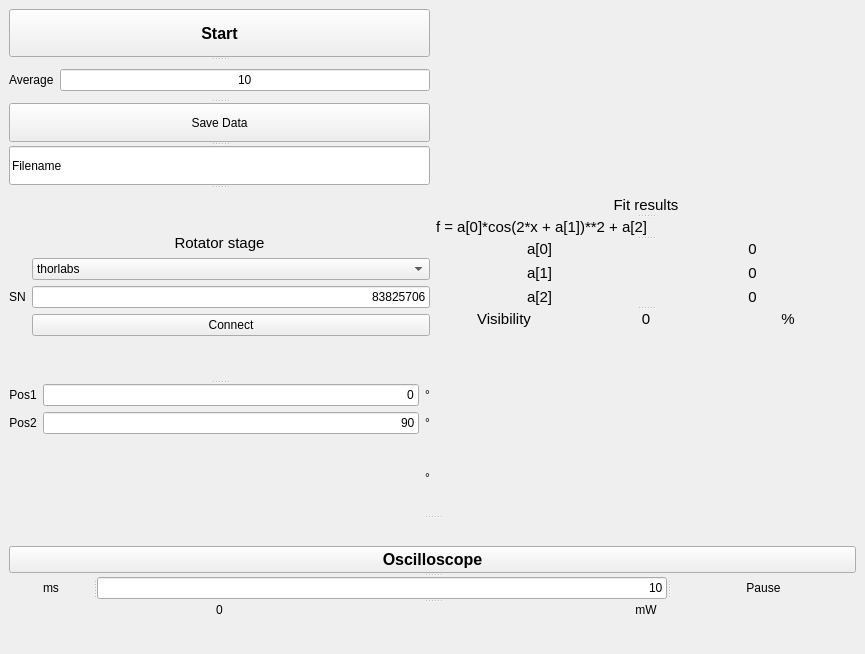
qLuxor/pylabtools, file visLCR.ui: the form before one commit.
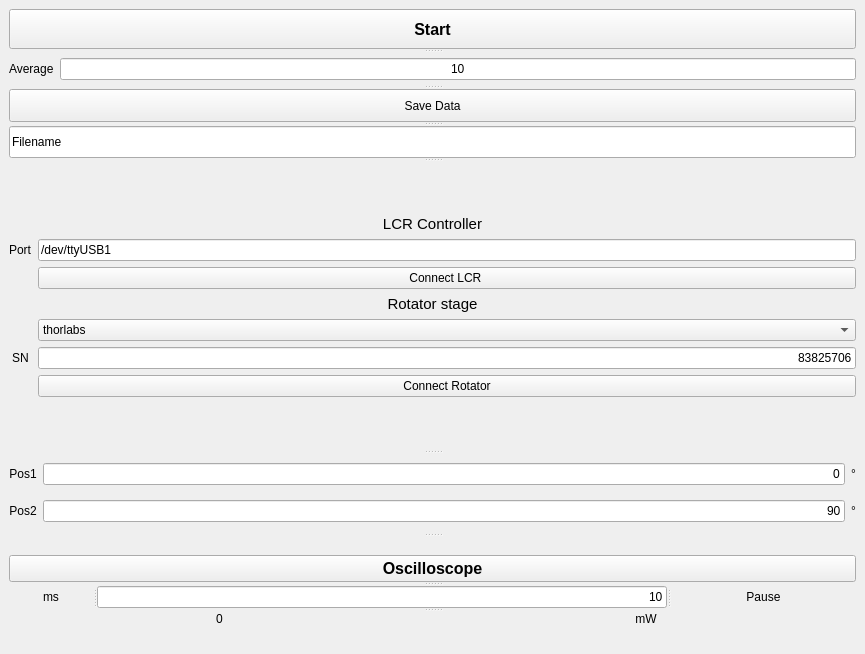
The form after the commit.

Commit message: Improvements to UI and initialization of visLCR

```diff
--- a/visLCR.ui
+++ b/visLCR.ui
@@ -97,6 +97,21 @@
               <set>Qt::AlignCenter</set>
              </property>
              <item row="0" column="0" colspan="2">
+              <widget class="QLabel" name="label_4">
+               <property name="font">
+                <font>
+                 <pointsize>11</pointsize>
+                </font>
+               </property>
+               <property name="text">
+                <string>LCR Controller</string>
+               </property>
+               <property name="alignment">
+                <set>Qt::AlignCenter</set>
+               </property>
+              </widget>
+             </item>
+             <item row="3" column="0" colspan="2">
               <widget class="QLabel" name="label_14">
                <property name="font">
                 <font>
@@ -111,7 +126,7 @@
                </property>
               </widget>
              </item>
-             <item row="1" column="1">
+             <item row="4" column="1">
               <widget class="QComboBox" name="cmbLinearStage">
                <property name="sizePolicy">
                 <sizepolicy hsizetype="MinimumExpanding" vsizetype="Fixed">
@@ -129,7 +144,7 @@
                </item>
               </widget>
              </item>
-             <item row="2" column="0">
+             <item row="5" column="0">
               <widget class="QLabel" name="label_15">
                <property name="sizePolicy">
                 <sizepolicy hsizetype="Maximum" vsizetype="Preferred">
@@ -145,7 +160,7 @@
                </property>
               </widget>
              </item>
-             <item row="2" column="1">
+             <item row="5" column="1">
               <widget class="QLineEdit" name="txtSN">
                <property name="sizePolicy">
                 <sizepolicy hsizetype="MinimumExpanding" vsizetype="Fixed">
@@ -161,10 +176,34 @@
                </property>
               </widget>
              </item>
-             <item row="3" column="1">
+             <item row="6" column="1">
               <widget class="QPushButton" name="btnConnect">
                <property name="text">
-                <string>Connect</string>
+                <string>Connect Rotator</string>
+               </property>
+              </widget>
+             </item>
+             <item row="1" column="1">
+              <widget class="QLineEdit" name="txtPort">
+               <property name="text">
+                <string>/dev/ttyUSB1</string>
+               </property>
+               <property name="alignment">
+                <set>Qt::AlignLeading|Qt::AlignLeft|Qt::AlignVCenter</set>
+               </property>
+              </widget>
+             </item>
+             <item row="2" column="1">
+              <widget class="QPushButton" name="btnConnectLCR">
+               <property name="text">
+                <string>Connect LCR </string>
+               </property>
+              </widget>
+             </item>
+             <item row="1" column="0">
+              <widget class="QLabel" name="label_9">
+               <property name="text">
+                <string>Port</string>
                </property>
               </widget>
              </item>
@@ -223,22 +262,6 @@
                </property>
               </widget>
              </item>
-             <item row="2" column="2">
-              <widget class="QLabel" name="label_7">
-               <property name="sizePolicy">
-                <sizepolicy hsizetype="Maximum" vsizetype="Preferred">
-                 <horstretch>0</horstretch>
-                 <verstretch>0</verstretch>
-                </sizepolicy>
-               </property>
-               <property name="text">
-                <string>°</string>
-               </property>
-               <property name="alignment">
-                <set>Qt::AlignCenter</set>
-               </property>
-              </widget>
-             </item>
              <item row="0" column="0">
               <widget class="QLabel" name="label_2">
                <property name="sizePolicy">
@@ -299,190 +322,6 @@
           </property>
          </layout>
         </item>
-        <item>
-         <widget class="QSplitter" name="splitter_4">
-          <property name="sizePolicy">
-           <sizepolicy hsizetype="Preferred" vsizetype="Maximum">
-            <horstretch>0</horstretch>
-            <verstretch>0</verstretch>
-           </sizepolicy>
-          </property>
-          <property name="orientation">
-           <enum>Qt::Vertical</enum>
-          </property>
-          <widget class="QLabel" name="label_21">
-           <property name="font">
-            <font>
-             <pointsize>11</pointsize>
-            </font>
-           </property>
-           <property name="text">
-            <string>Fit results</string>
-           </property>
-           <property name="alignment">
-            <set>Qt::AlignCenter</set>
-           </property>
-          </widget>
-          <widget class="QLabel" name="label_22">
-           <property name="font">
-            <font>
-             <pointsize>11</pointsize>
-            </font>
-           </property>
-           <property name="text">
-            <string>f = a[0]*cos(2*x + a[1])**2 + a[2]</string>
-           </property>
-          </widget>
-          <widget class="QWidget" name="layoutWidget">
-           <property name="font">
-            <font>
-             <pointsize>11</pointsize>
-            </font>
-           </property>
-           <layout class="QGridLayout" name="gridLayout_3">
-            <item row="2" column="1">
-             <widget class="QLabel" name="lblA2">
-              <property name="font">
-               <font>
-                <pointsize>11</pointsize>
-               </font>
-              </property>
-              <property name="text">
-               <string>0</string>
-              </property>
-              <property name="alignment">
-               <set>Qt::AlignCenter</set>
-              </property>
-             </widget>
-            </item>
-            <item row="2" column="0">
-             <widget class="QLabel" name="label_25">
-              <property name="font">
-               <font>
-                <pointsize>11</pointsize>
-               </font>
-              </property>
-              <property name="text">
-               <string>a[2]</string>
-              </property>
-              <property name="alignment">
-               <set>Qt::AlignCenter</set>
-              </property>
-             </widget>
-            </item>
-            <item row="1" column="1">
-             <widget class="QLabel" name="lblA1">
-              <property name="font">
-               <font>
-                <pointsize>11</pointsize>
-               </font>
-              </property>
-              <property name="text">
-               <string>0</string>
-              </property>
-              <property name="alignment">
-               <set>Qt::AlignCenter</set>
-              </property>
-             </widget>
-            </item>
-            <item row="0" column="1">
-             <widget class="QLabel" name="lblA0">
-              <property name="font">
-               <font>
-                <pointsize>11</pointsize>
-               </font>
-              </property>
-              <property name="text">
-               <string>0</string>
-              </property>
-              <property name="alignment">
-               <set>Qt::AlignCenter</set>
-              </property>
-             </widget>
-            </item>
-            <item row="1" column="0">
-             <widget class="QLabel" name="label_26">
-              <property name="font">
-               <font>
-                <pointsize>11</pointsize>
-               </font>
-              </property>
-              <property name="text">
-               <string>a[1]</string>
-              </property>
-              <property name="alignment">
-               <set>Qt::AlignCenter</set>
-              </property>
-             </widget>
-            </item>
-            <item row="0" column="0">
-             <widget class="QLabel" name="label_23">
-              <property name="font">
-               <font>
-                <pointsize>11</pointsize>
-               </font>
-              </property>
-              <property name="text">
-               <string>a[0]</string>
-              </property>
-              <property name="alignment">
-               <set>Qt::AlignCenter</set>
-              </property>
-             </widget>
-            </item>
-           </layout>
-          </widget>
-          <widget class="QWidget" name="layoutWidget">
-           <property name="font">
-            <font>
-             <pointsize>11</pointsize>
-            </font>
-           </property>
-           <layout class="QHBoxLayout" name="horizontalLayout_2">
-            <item>
-             <widget class="QLabel" name="label_31">
-              <property name="font">
-               <font>
-                <pointsize>11</pointsize>
-               </font>
-              </property>
-              <property name="text">
-               <string>Visibility</string>
-              </property>
-              <property name="alignment">
-               <set>Qt::AlignCenter</set>
-              </property>
-             </widget>
-            </item>
-            <item>
-             <widget class="QLabel" name="lblVis">
-              <property name="font">
-               <font>
-                <pointsize>11</pointsize>
-               </font>
-              </property>
-              <property name="text">
-               <string>0</string>
-              </property>
-              <property name="alignment">
-               <set>Qt::AlignCenter</set>
-              </property>
-             </widget>
-            </item>
-            <item>
-             <widget class="QLabel" name="label_8">
-              <property name="text">
-               <string>%</string>
-              </property>
-              <property name="alignment">
-               <set>Qt::AlignCenter</set>
-              </property>
-             </widget>
-            </item>
-           </layout>
-          </widget>
-         </widget>
-        </item>
        </layout>
       </widget>
       <widget class="QWidget" name="layoutWidget">
```
Left out of the diff: 64 changed lines with no effect on the pictures. The commit also changes 1 other file.
